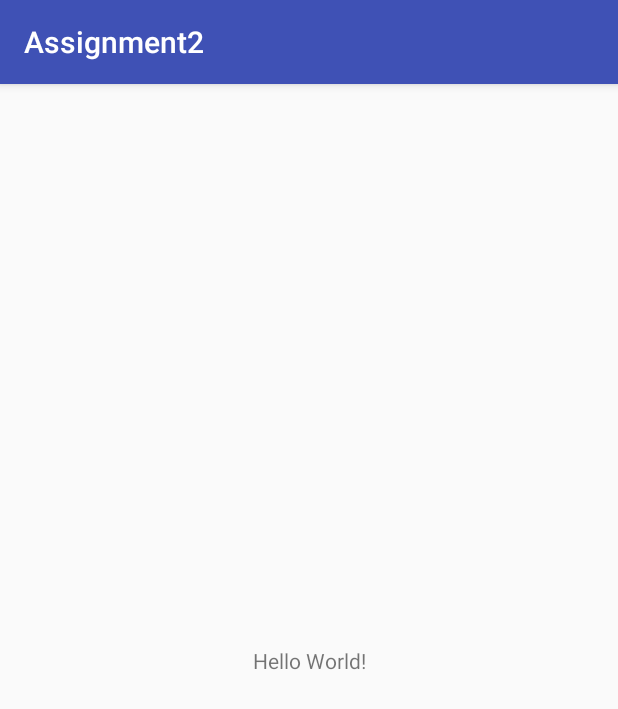
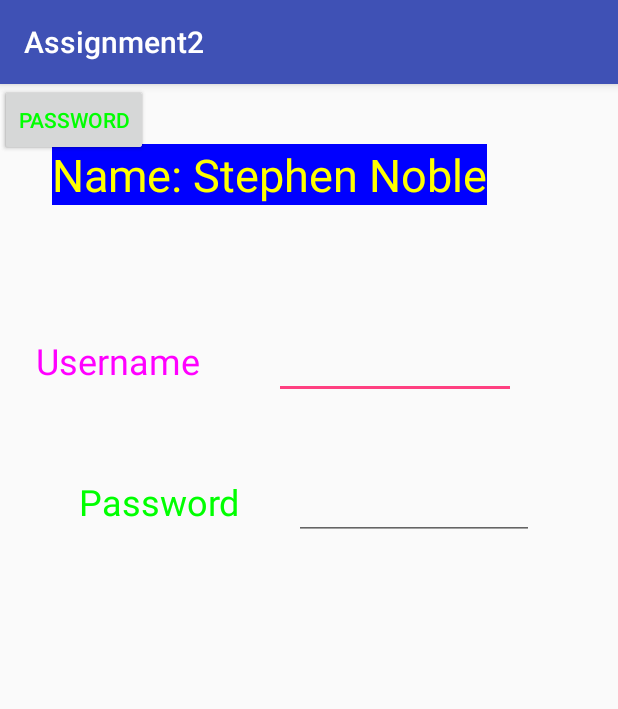
Before and after one commit to hsnoble/AndroidDev, an Android app: the screen it shows after launch (MainActivity), on a phone screen of 412 x 824 dp. Shown: the top 709 px of the screen. Run offline under Robolectric (Android 15) with nearby library versions, the phone set to English and light mode, and no system bars.

Commit message:
First Activity Page XML Established

```diff
--- a/Assignment2/app/src/main/res/layout/activity_main.xml
+++ b/Assignment2/app/src/main/res/layout/activity_main.xml
@@ -9,10 +9,104 @@
     <TextView
         android:layout_width="wrap_content"
         android:layout_height="wrap_content"
-        android:text="Hello World!"
+        android:background="#0000ff"
+        android:text="@string/name"
+        android:textColor="#ffff00"
+        android:textIsSelectable="false"
+        android:textSize="30sp"
         app:layout_constraintBottom_toBottomOf="parent"
+        app:layout_constraintHorizontal_bias="0.282"
         app:layout_constraintLeft_toLeftOf="parent"
         app:layout_constraintRight_toRightOf="parent"
-        app:layout_constraintTop_toTopOf="parent" />
+        app:layout_constraintTop_toTopOf="parent"
+        app:layout_constraintVertical_bias="0.055" />
+
+    <TextView
+        android:id="@+id/textView"
+        android:layout_width="wrap_content"
+        android:layout_height="wrap_content"
+        android:layout_marginBottom="8dp"
+        android:layout_marginStart="24dp"
+        android:layout_marginTop="8dp"
+        android:labelFor="@+id/editText2"
+        android:text="@string/username"
+        android:textColor="#ff00ff"
+        android:textSize="24sp"
+        app:layout_constraintBottom_toBottomOf="parent"
+        app:layout_constraintStart_toStartOf="parent"
+        app:layout_constraintTop_toTopOf="parent"
+        app:layout_constraintVertical_bias="0.222" />
+
+    <TextView
+        android:id="@+id/textView2"
+        android:layout_width="wrap_content"
+        android:layout_height="30dp"
+        android:layout_marginBottom="8dp"
+        android:layout_marginEnd="36dp"
+        android:layout_marginStart="8dp"
+        android:layout_marginTop="8dp"
+        android:labelFor="@+id/editText4"
+        android:text="@string/password"
+        android:textColor="#00ff00"
+        android:textSize="24sp"
+        app:layout_constraintBottom_toBottomOf="parent"
+        app:layout_constraintEnd_toStartOf="@+id/editText4"
+        app:layout_constraintHorizontal_bias="1.0"
+        app:layout_constraintStart_toStartOf="parent"
+        app:layout_constraintTop_toTopOf="parent"
+        app:layout_constraintVertical_bias="0.352" />
+
+    <EditText
+        android:id="@+id/editText2"
+        android:layout_width="161dp"
+        android:layout_height="41dp"
+        android:layout_marginBottom="8dp"
+        android:layout_marginEnd="8dp"
+        android:layout_marginStart="8dp"
+        android:layout_marginTop="8dp"
+        android:ems="10"
+        android:inputType="textPersonName"
+        android:labelFor="@+id/textView"
+        android:textColor="#ff00ff"
+        android:textSize="24sp"
+        app:layout_constraintBottom_toBottomOf="parent"
+        app:layout_constraintEnd_toEndOf="parent"
+        app:layout_constraintHorizontal_bias="0.406"
+        app:layout_constraintStart_toEndOf="@+id/textView"
+        app:layout_constraintTop_toTopOf="parent"
+        app:layout_constraintVertical_bias="0.226" />
+
+    <EditText
+        android:id="@+id/editText4"
+        android:layout_width="160dp"
+        android:layout_height="40dp"
+        android:layout_marginBottom="8dp"
+        android:layout_marginEnd="56dp"
+        android:layout_marginTop="8dp"
+        android:ems="10"
+        android:inputType="textPassword"
+        android:textColor="#00ff00"
+        app:layout_constraintBottom_toBottomOf="parent"
+        app:layout_constraintEnd_toEndOf="parent"
+        app:layout_constraintTop_toTopOf="parent"
+        app:layout_constraintVertical_bias="0.36" />
+
+    <Button
+        android:id="@+id/button"
+        android:layout_width="wrap_content"
+        android:layout_height="wrap_content"
+        android:text="@string/username"
+        android:textColor="#ff00ff"
+        tools:layout_editor_absoluteX="26dp"
+        tools:layout_editor_absoluteY="243dp" />
+
+    <Button
+        android:id="@+id/button2"
+        android:layout_width="wrap_content"
+        android:layout_height="wrap_content"
+        android:text="@string/password"
+        android:textColor="#00ff00"
+        tools:layout_editor_absoluteX="26dp"
+        tools:layout_editor_absoluteY="311dp" />
 
 </android.support.constraint.ConstraintLayout>
--- a/Assignment2/app/src/main/res/values/strings.xml
+++ b/Assignment2/app/src/main/res/values/strings.xml
@@ -1,3 +1,6 @@
 <resources>
     <string name="app_name">Assignment2</string>
+    <string name="name">Name: Stephen Noble</string>
+    <string name="username">Username</string>
+    <string name="password">Password</string>
 </resources>
```
